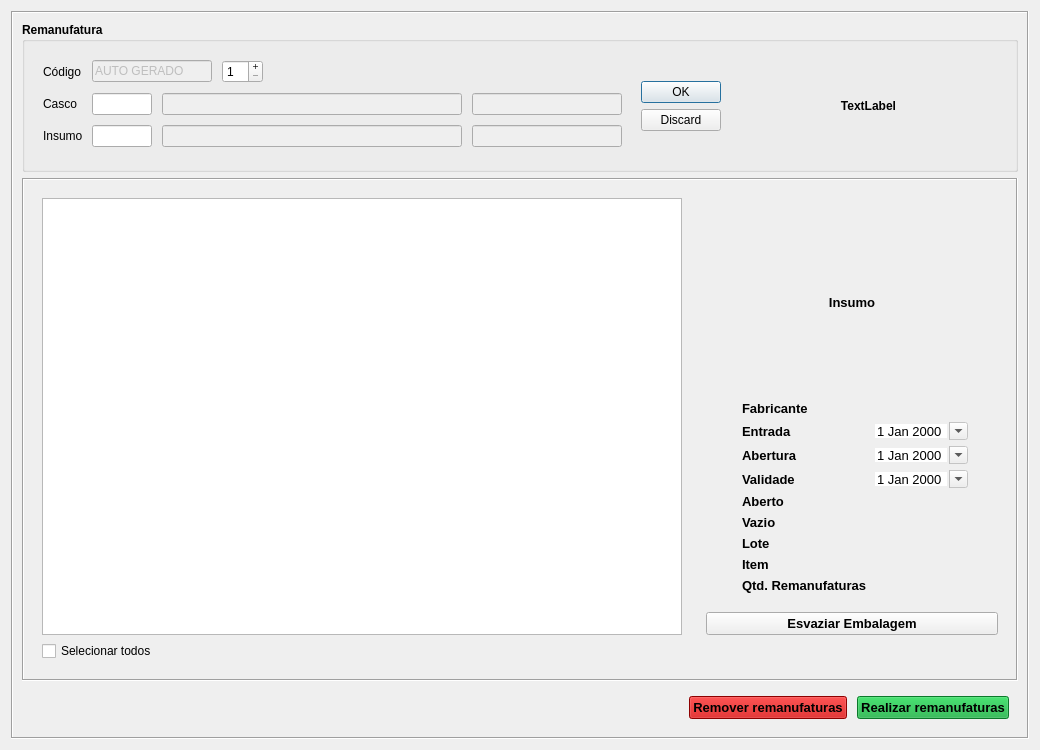
Above: Resources/UI/RegistroRemanufatura.ui from Klubas/Projeto-SOAD before the change. Below: the same form after it.
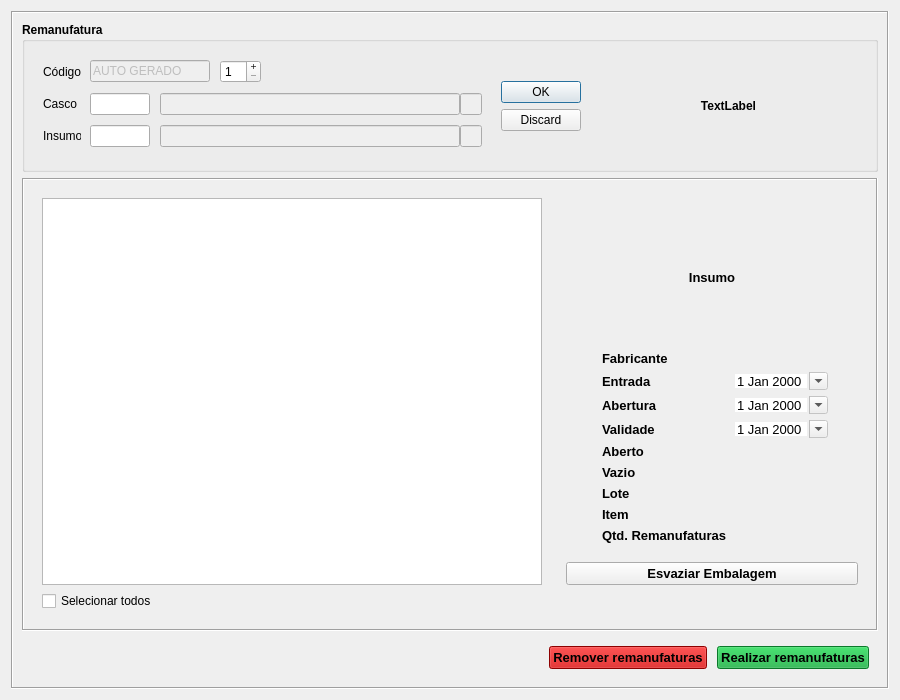
That is the form after the change.

Diff of the .ui file:
```diff
--- a/Resources/UI/RegistroRemanufatura.ui
+++ b/Resources/UI/RegistroRemanufatura.ui
@@ -6,14 +6,14 @@
    <rect>
     <x>0</x>
     <y>0</y>
-    <width>1040</width>
-    <height>750</height>
+    <width>900</width>
+    <height>700</height>
    </rect>
   </property>
   <property name="minimumSize">
    <size>
-    <width>1040</width>
-    <height>750</height>
+    <width>900</width>
+    <height>700</height>
    </size>
   </property>
   <property name="windowTitle">
```
